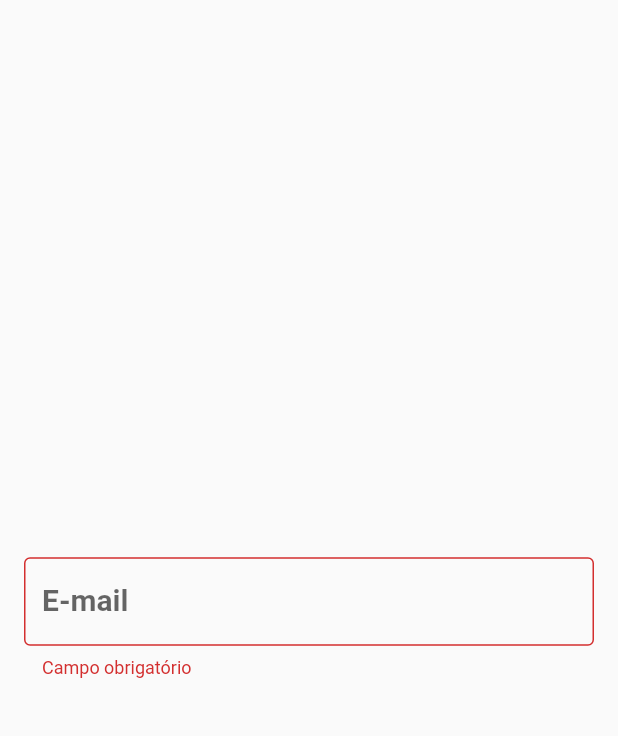
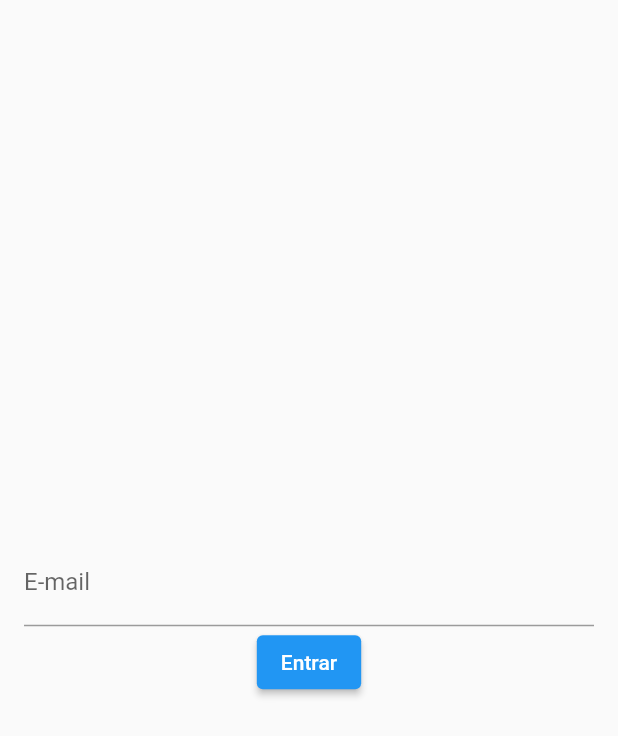
Before and after one commit to 9reis/app_lista_tarefas, a Flutter app: the screen it shows after launch, on a phone screen of 412 x 824 dp. Shown: the top 736 px of the screen. Run offline on Flutter 3.47's test engine with Material 2 defaults, Android fonts, the phone set to English and light mode, and no system bars.

Commit message:
Utilizando Controlladores de Texto

```diff
--- a/lib/pages/todo_list_page.dart
+++ b/lib/pages/todo_list_page.dart
@@ -1,35 +1,38 @@
 import 'package:flutter/material.dart';
 
 class TodoListPage extends StatelessWidget {
-  const TodoListPage({super.key});
+  TodoListPage({super.key});
+
+  final TextEditingController emailController = TextEditingController();
 
   @override
   Widget build(BuildContext context) {
     return Scaffold(
       body: Center(
         child: Padding(
-          padding: const EdgeInsets.all(16),
+          padding: const EdgeInsets.symmetric(horizontal: 16),
           //padding: const EdgeInsets.only(left: 16, right:16),
           //padding: const EdgeInsets.symmetric(horizontal:10 // vertical:10),
-          child: TextField(
-            decoration: InputDecoration(
-              labelText: "E-mail",
-              hintText: "teste@teste.com", // Igual ao Placeholder
-              border: OutlineInputBorder(), //InputBorder.none
-              errorText: "Campo obrigatório",
-              prefixText: 'R\$ ',
-              labelStyle: TextStyle(
-                fontSize: 20,
+          child: Column(
+            mainAxisSize: MainAxisSize.min,
+            children: [
+              TextField(
+                controller: emailController,
+                decoration: InputDecoration(
+                  labelText: 'E-mail',
+                ),
               ),
-            ),
-            obscureText: true, //Oculta os caracters
-            style: TextStyle(
-              fontWeight: FontWeight.w600,
-              color: Colors.purple,
-            ),
+              ElevatedButton(onPressed: login, child: Text('Entrar'))
+            ],
           ),
         ),
       ),
     );
   }
+
+  void login() {
+    String text = emailController.text;
+    print('text');
+    emailController.text = '9reis';
+  }
 }
```
